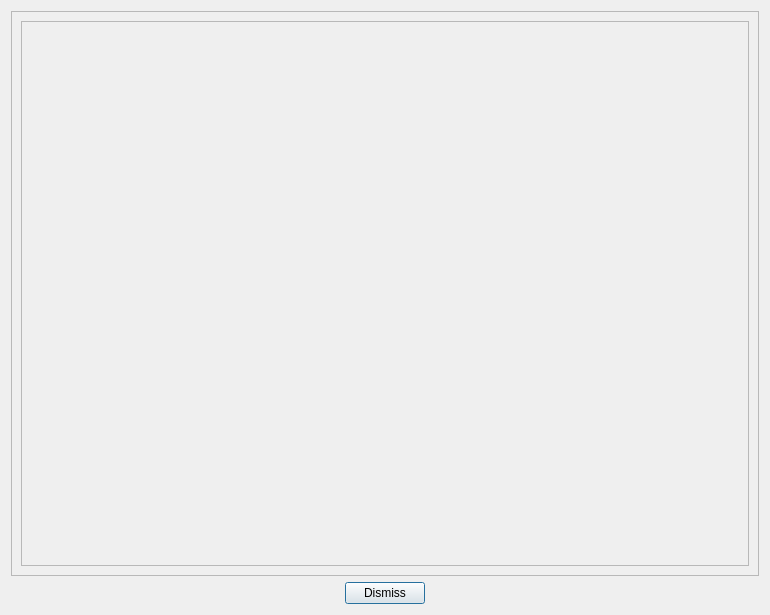
The window that dialogs/transiogramdialog.ui (PauloCarvalhoRJ/gammaray) describes before a commit, drawn with Qt 5.
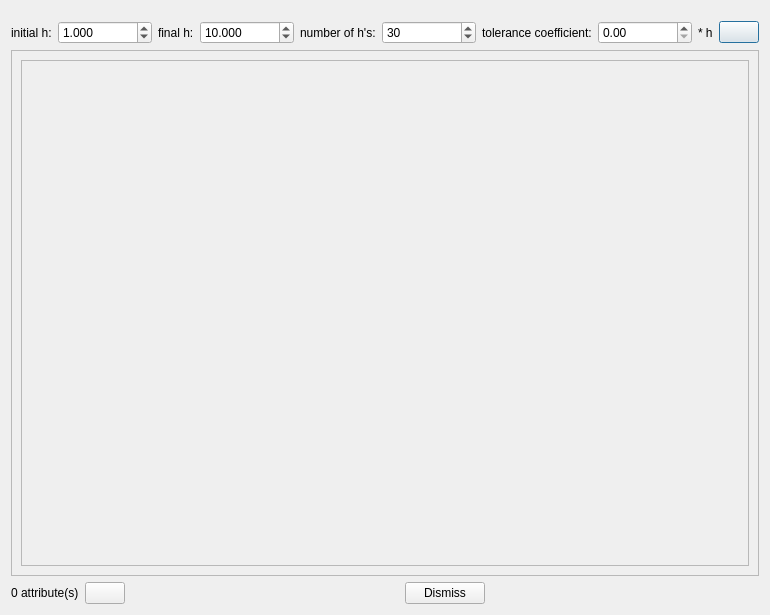
The same window after the commit. Icons and pictures are not drawn.

Patch:
```diff
--- a/dialogs/transiogramdialog.ui
+++ b/dialogs/transiogramdialog.ui
@@ -14,6 +14,138 @@
    <string>Dialog</string>
   </property>
   <layout class="QVBoxLayout" name="verticalLayout">
+   <item>
+    <layout class="QHBoxLayout" name="horizontalLayout_2">
+     <property name="topMargin">
+      <number>10</number>
+     </property>
+     <item>
+      <widget class="QLabel" name="label">
+       <property name="text">
+        <string>initial h:</string>
+       </property>
+      </widget>
+     </item>
+     <item>
+      <widget class="QDoubleSpinBox" name="dblSpinHIni">
+       <property name="sizePolicy">
+        <sizepolicy hsizetype="Expanding" vsizetype="Fixed">
+         <horstretch>0</horstretch>
+         <verstretch>0</verstretch>
+        </sizepolicy>
+       </property>
+       <property name="decimals">
+        <number>3</number>
+       </property>
+       <property name="minimum">
+        <double>0.001000000000000</double>
+       </property>
+       <property name="maximum">
+        <double>10000000.000000000000000</double>
+       </property>
+       <property name="value">
+        <double>1.000000000000000</double>
+       </property>
+      </widget>
+     </item>
+     <item>
+      <widget class="QLabel" name="label_4">
+       <property name="text">
+        <string>final h:</string>
+       </property>
+      </widget>
+     </item>
+     <item>
+      <widget class="QDoubleSpinBox" name="dblSpinHFin">
+       <property name="sizePolicy">
+        <sizepolicy hsizetype="Expanding" vsizetype="Fixed">
+         <horstretch>0</horstretch>
+         <verstretch>0</verstretch>
+        </sizepolicy>
+       </property>
+       <property name="decimals">
+        <number>3</number>
+       </property>
+       <property name="minimum">
+        <double>0.001000000000000</double>
+       </property>
+       <property name="maximum">
+        <double>10000000.000000000000000</double>
+       </property>
+       <property name="value">
+        <double>10.000000000000000</double>
+       </property>
+      </widget>
+     </item>
+     <item>
+      <widget class="QLabel" name="label_2">
+       <property name="text">
+        <string>number of h's:</string>
+       </property>
+      </widget>
+     </item>
+     <item>
+      <widget class="QSpinBox" name="spinNSteps">
+       <property name="sizePolicy">
+        <sizepolicy hsizetype="Expanding" vsizetype="Fixed">
+         <horstretch>0</horstretch>
+         <verstretch>0</verstretch>
+        </sizepolicy>
+       </property>
+       <property name="minimum">
+        <number>5</number>
+       </property>
+       <property name="maximum">
+        <number>2000</number>
+       </property>
+       <property name="value">
+        <number>30</number>
+       </property>
+      </widget>
+     </item>
+     <item>
+      <widget class="QLabel" name="label_3">
+       <property name="text">
+        <string>tolerance coefficient:</string>
+       </property>
+      </widget>
+     </item>
+     <item>
+      <widget class="QDoubleSpinBox" name="dblSpinTolCoeff">
+       <property name="sizePolicy">
+        <sizepolicy hsizetype="Expanding" vsizetype="Fixed">
+         <horstretch>0</horstretch>
+         <verstretch>0</verstretch>
+        </sizepolicy>
+       </property>
+       <property name="maximum">
+        <double>10000000.000000000000000</double>
+       </property>
+      </widget>
+     </item>
+     <item>
+      <widget class="QLabel" name="label_5">
+       <property name="text">
+        <string>* h</string>
+       </property>
+      </widget>
+     </item>
+     <item>
+      <widget class="QPushButton" name="btnExecute">
+       <property name="toolTip">
+        <string>Compute transiograms</string>
+       </property>
+       <property name="text">
+        <string/>
+       </property>
+       <property name="icon">
+        <iconset resource="../resources.qrc">
+         <normaloff>:/icons32/play32</normaloff>:/icons32/play32</iconset>
+       </property>
+      </widget>
+     </item>
+    </layout>
+   </item>
    <item>
     <widget class="QScrollArea" name="scrollAreaTransiograms">
      <property name="widgetResizable">
@@ -25,7 +157,7 @@
         <x>0</x>
         <y>0</y>
         <width>750</width>
-        <height>564</height>
+        <height>522</height>
        </rect>
       </property>
       <layout class="QVBoxLayout" name="verticalLayout_2">
@@ -46,6 +178,27 @@
    </item>
    <item>
     <layout class="QHBoxLayout" name="horizontalLayout">
+     <item>
+      <widget class="QLabel" name="lblAttributesCount">
+       <property name="text">
+        <string>0 attribute(s)</string>
+       </property>
+      </widget>
+     </item>
+     <item>
+      <widget class="QPushButton" name="btnClearAttributeList">
+       <property name="toolTip">
+        <string>Reset dropped attributes.</string>
+       </property>
+       <property name="text">
+        <string/>
+       </property>
+       <property name="icon">
+        <iconset resource="../imagejockey/ijresources.qrc">
+         <normaloff>:/ijicons32/ijupdate32</normaloff>:/ijicons32/ijupdate32</iconset>
+       </property>
+      </widget>
+     </item>
      <item>
       <spacer name="horizontalSpacer">
        <property name="orientation">
```
Left out of the diff: 28 changed lines with no effect on the pictures.
